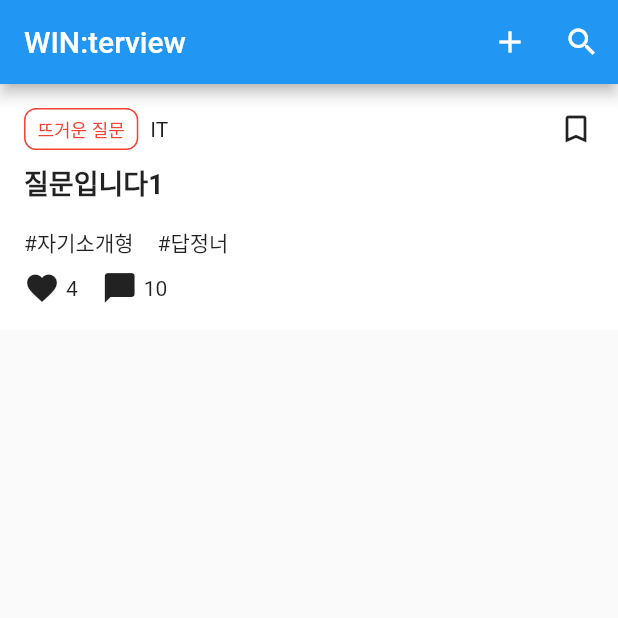
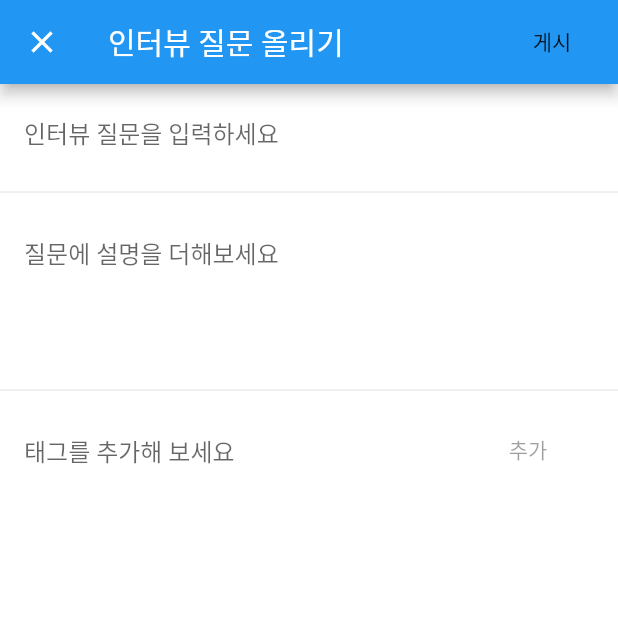
Before and after one commit to jpoh281/winterview, a Flutter app: the screen it shows after launch, after a tap on the "add" icon, on a phone screen of 412 x 824 dp, the top half of it. Run offline on Flutter 3.47's test engine with Material 2 defaults, Android fonts, the phone set to English and light mode, and no system bars; our stand-ins replace bloc, equatable, flutter_bloc, get, logger; generated files the repository leaves out were written again.

Commit message:
인터뷰 질문 작성하기 스크린 추가

```diff
--- a/lib/main.dart
+++ b/lib/main.dart
@@ -15,6 +15,7 @@ class MyApp extends StatelessWidget {
   Widget build(BuildContext context) {
     return GetMaterialApp(
       theme: ThemeData(
+        scaffoldBackgroundColor: Colors.white,
         primarySwatch: Colors.blue,
         visualDensity: VisualDensity.adaptivePlatformDensity,
       ),
--- /dev/null
+++ b/lib/screens/add_interview_question.dart
@@ -0,0 +1,176 @@
+import 'package:flutter/material.dart';
+
+class AddInterviewQuestionScreen extends StatefulWidget {
+  AddInterviewQuestionScreen({Key key}) : super(key: key);
+
+  @override
+  _AddInterviewQuestionScreenState createState() =>
+      _AddInterviewQuestionScreenState();
+}
+
+class _AddInterviewQuestionScreenState
+    extends State<AddInterviewQuestionScreen> {
+  TextEditingController _titleEditingController = TextEditingController();
+  TextEditingController _descriptionEditingController = TextEditingController();
+  TextEditingController _tagEditingController = TextEditingController();
+
+  String _currentTag = '';
+  List<String> _tags = [];
+
+  final _formKey = GlobalKey<FormState>();
+
+  @override
+  void initState() {
+    super.initState();
+    _tagEditingController.addListener(() {
+      setState(() {
+        _currentTag = _tagEditingController.text;
+      });
+    });
+  }
+
+  void _onSave() {
+    if (_formKey.currentState.validate()) {
+      print('🔥🔥🔥');
+      print(_titleEditingController.text.trim());
+      print(_descriptionEditingController.text.trim());
+      print(_tags.length);
+    }
+  }
+
+  bool get _isValidTag => _currentTag.trim().length >= 2; // 태그의 글자 수 제한
+
+  void _addTag() {
+    // if(_tagEditingController.text.)
+    setState(() {
+      _tags.add(_tagEditingController.text);
+      _tagEditingController.clear();
+      _currentTag = '';
+    });
+  }
+
+  void _removeTag(int index) {
+    setState(() {
+      _tags.removeAt(index);
+    });
+  }
+
+  @override
+  Widget build(BuildContext context) {
+    return Scaffold(
+        appBar: AppBar(
+          title: Text('인터뷰 질문 올리기'),
+          actions: <Widget>[
+            FlatButton(
+              child: Text('게시'),
+              onPressed: _onSave,
+            ),
+          ],
+        ),
+        body: SingleChildScrollView(
+          child: Form(
+            key: _formKey,
+            child: Column(
+              crossAxisAlignment: CrossAxisAlignment.stretch,
+              children: <Widget>[
+                _buildTitleInput(),
+                Divider(),
+                _buildDescriptionInput(),
+                Divider(),
+                _buildTagInput(),
+                _buildTagList(),
+              ],
+            ),
+          ),
+        ));
+  }
+
+  Widget _buildTitleInput() {
+    return Padding(
+      padding: const EdgeInsets.symmetric(horizontal: 16, vertical: 8),
+      child: TextFormField(
+        controller: _titleEditingController,
+        decoration: InputDecoration(
+          border: InputBorder.none,
+          hintText: "인터뷰 질문을 입력하세요",
+        ),
+        validator: (value) {
+          if (value.trim().length < 5) {
+            return '인터뷰 질문이 너무 짧아요 (5자 이상 입력)';
+          }
+          return null;
+        },
+      ),
+    );
+  }
+
+  Widget _buildDescriptionInput() {
+    return Padding(
+      padding: const EdgeInsets.symmetric(horizontal: 16, vertical: 8),
+      child: TextFormField(
+        controller: _descriptionEditingController,
+        decoration: InputDecoration(
+          border: InputBorder.none,
+          hintText: '질문에 설명을 더해보세요',
+        ),
+        maxLines: 4,
+      ),
+    );
+  }
+
+  Widget _buildTagInput() {
+    return Padding(
+      padding: const EdgeInsets.symmetric(horizontal: 16, vertical: 8),
+      child: Row(
+        children: <Widget>[
+          Expanded(
+            child: TextField(
+              controller: _tagEditingController,
+              decoration: InputDecoration(
+                border: InputBorder.none,
+                hintText: '태그를 추가해 보세요',
+              ),
+            ),
+          ),
+          FlatButton(
+            child: Text('추가'),
+            onPressed: _isValidTag ? _addTag : null,
+          )
+        ],
+      ),
+    );
+  }
+
+  Widget _buildTagList() {
+    return Padding(
+      padding: const EdgeInsets.symmetric(horizontal: 16),
+      child: Wrap(
+        children: List.generate(
+          _tags.length,
+          (index) => Padding(
+            padding: const EdgeInsets.all(8.0),
+            child: Row(
+              mainAxisSize: MainAxisSize.min,
+              children: <Widget>[
+                Text(
+                  '#${_tags[index]}',
+                  style: TextStyle(color: Colors.blue),
+                ),
+                _buildDismissIcon(
+                  onTap: () => _removeTag(index),
+                ),
+              ],
+            ),
+          ),
+        ),
+      ),
+    );
+  }
+
+  Widget _buildDismissIcon({Function onTap}) {
+    return InkWell(
+      onTap: onTap,
+      child: Icon(Icons.close),
+    );
+  }
+}
--- a/lib/screens/home_screen.dart
+++ b/lib/screens/home_screen.dart
@@ -3,6 +3,7 @@ import 'package:flutter_bloc/flutter_bloc.dart';
 import 'package:get/get.dart';
 import 'package:winterview/blocs/interview_list/interview_list_bloc.dart';
 import 'package:winterview/repo/interview_repo.dart';
+import 'package:winterview/screens/screens.dart';
 import 'package:winterview/widgets/interview_card.dart';
 
 class HomeScreen extends StatefulWidget {
@@ -30,7 +31,9 @@ class _HomeScreenState extends State<HomeScreen> {
         actions: <Widget>[
           IconButton(
             icon: Icon(Icons.add),
-            onPressed: () {},
+            onPressed: () {
+              Get.to(AddInterviewQuestionScreen(), fullscreenDialog: true);
+            },
           ),
           IconButton(
             icon: Icon(Icons.search),
--- /dev/null
+++ b/lib/screens/screens.dart
@@ -0,0 +1,2 @@
+export 'home_screen.dart';
+export 'add_interview_question.dart';
```
